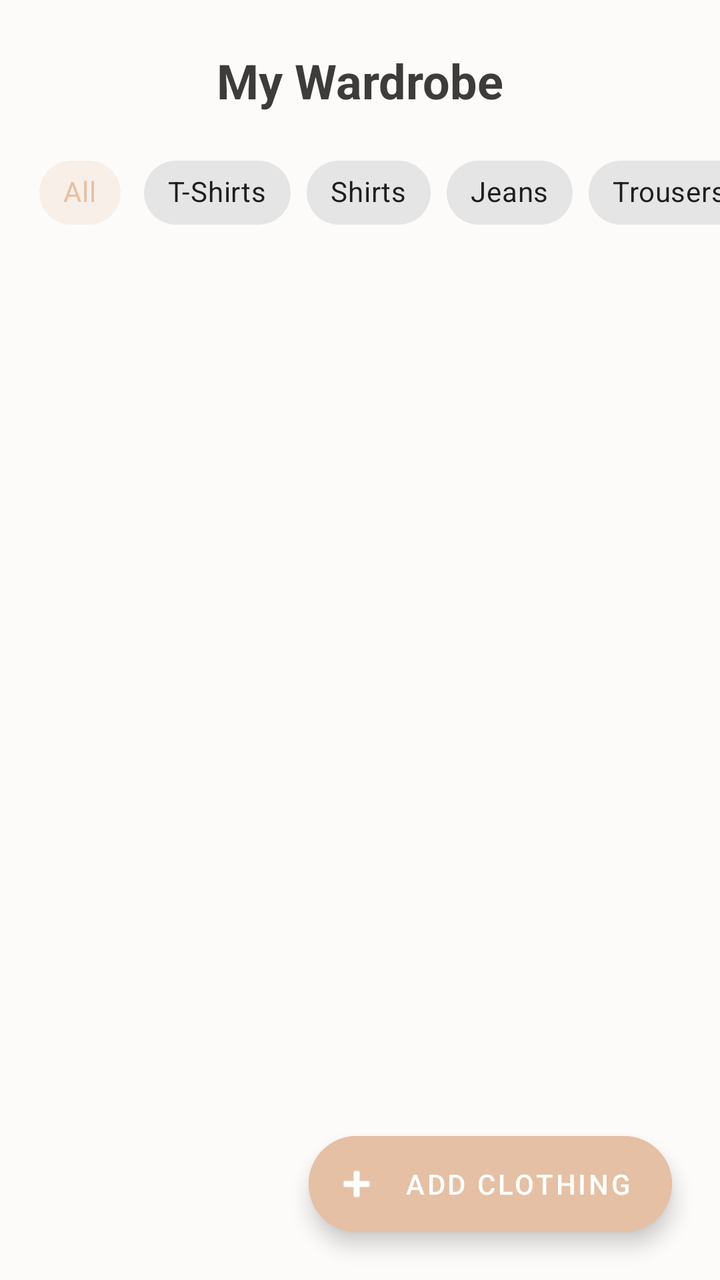
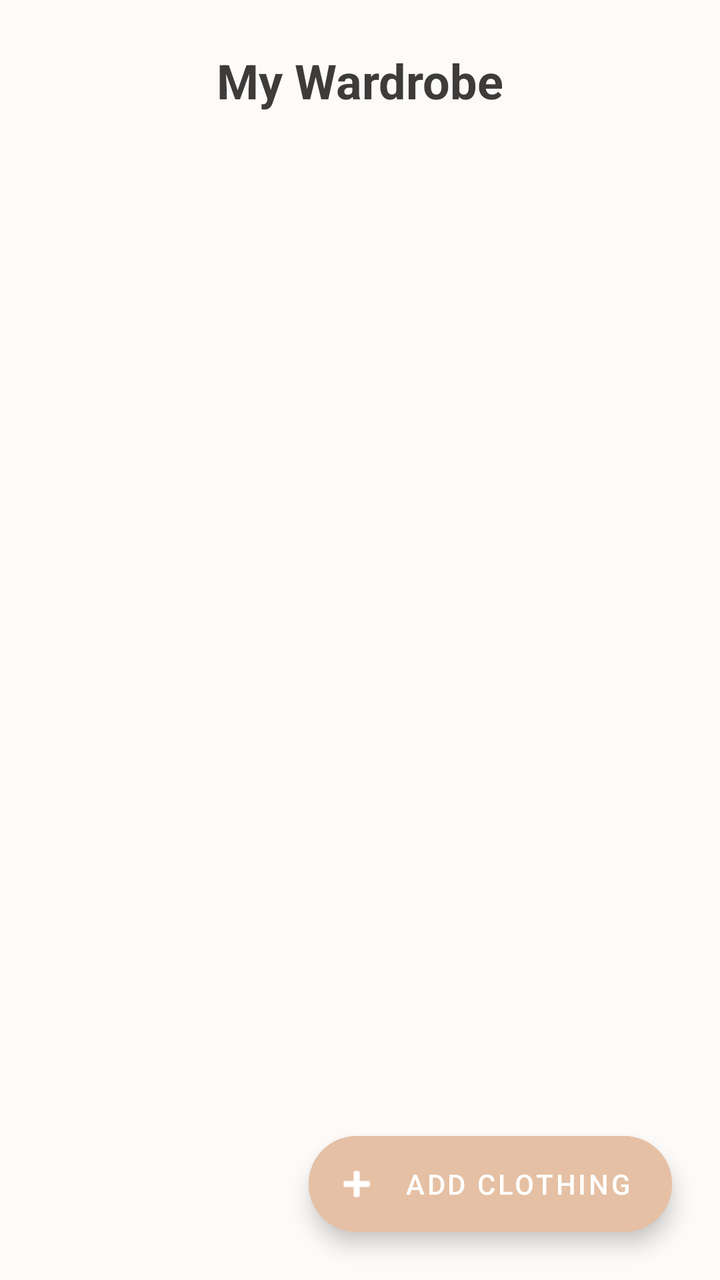

Screens rendered from an Android XML layout before and after an edit, with the pre-edit source and the edit as a unified diff.
<!-- AndroidManifest.xml: application theme Theme.OutfitStudio -->
<!-- res/layout/activity_wardrobe.xml -->
<?xml version="1.0" encoding="utf-8"?>
<androidx.constraintlayout.widget.ConstraintLayout xmlns:android="http://schemas.android.com/apk/res/android"
    xmlns:app="http://schemas.android.com/apk/res-auto"
    android:layout_width="match_parent"
    android:layout_height="match_parent"
    android:background="@color/background">

    <TextView
        android:id="@+id/tvWardrobeTitle"
        android:layout_width="wrap_content"
        android:layout_height="wrap_content"
        android:text="My Wardrobe"
        android:textSize="24sp"
        android:textStyle="bold"
        android:textColor="@color/on_background"
        android:layout_marginTop="24dp"
        app:layout_constraintTop_toTopOf="parent"
        app:layout_constraintStart_toStartOf="parent"
        app:layout_constraintEnd_toEndOf="parent" />

    <HorizontalScrollView
        android:id="@+id/svCategories"
        android:layout_width="match_parent"
        android:layout_height="wrap_content"
        android:scrollbars="none"
        android:layout_marginTop="16dp"
        app:layout_constraintTop_toBottomOf="@id/tvWardrobeTitle">
        
        <com.google.android.material.chip.ChipGroup
            android:id="@+id/cgCategories"
            android:layout_width="wrap_content"
            android:layout_height="wrap_content"
            app:singleSelection="true"
            app:selectionRequired="true"
            android:paddingHorizontal="16dp">
            
            <com.google.android.material.chip.Chip
                android:id="@+id/chipAll"
                style="@style/Widget.MaterialComponents.Chip.Choice"
                android:layout_width="wrap_content"
                android:layout_height="wrap_content"
                android:text="All"
                android:checked="true"/>
                
            <com.google.android.material.chip.Chip
                android:id="@+id/chipTShirts"
                style="@style/Widget.MaterialComponents.Chip.Choice"
                android:layout_width="wrap_content"
                android:layout_height="wrap_content"
                android:text="T-Shirts"/>
                
            <com.google.android.material.chip.Chip
                android:id="@+id/chipShirts"
                style="@style/Widget.MaterialComponents.Chip.Choice"
                android:layout_width="wrap_content"
                android:layout_height="wrap_content"
                android:text="Shirts"/>
                
            <com.google.android.material.chip.Chip
                android:id="@+id/chipJeans"
                style="@style/Widget.MaterialComponents.Chip.Choice"
                android:layout_width="wrap_content"
                android:layout_height="wrap_content"
                android:text="Jeans"/>
                
            <com.google.android.material.chip.Chip
                android:id="@+id/chipTrousers"
                style="@style/Widget.MaterialComponents.Chip.Choice"
                android:layout_width="wrap_content"
                android:layout_height="wrap_content"
                android:text="Trousers"/>
                
            <com.google.android.material.chip.Chip
                android:id="@+id/chipSneakers"
                style="@style/Widget.MaterialComponents.Chip.Choice"
                android:layout_width="wrap_content"
                android:layout_height="wrap_content"
                android:text="Sneakers"/>
                
            <com.google.android.material.chip.Chip
                android:id="@+id/chipSlippers"
                style="@style/Widget.MaterialComponents.Chip.Choice"
                android:layout_width="wrap_content"
                android:layout_height="wrap_content"
                android:text="Slippers"/>
                
            <com.google.android.material.chip.Chip
                android:id="@+id/chipSandals"
                style="@style/Widget.MaterialComponents.Chip.Choice"
                android:layout_width="wrap_content"
                android:layout_height="wrap_content"
                android:text="Sandals"/>
                
            <com.google.android.material.chip.Chip
                android:id="@+id/chipSportsShoes"
                style="@style/Widget.MaterialComponents.Chip.Choice"
                android:layout_width="wrap_content"
                android:layout_height="wrap_content"
                android:text="Sports shoes"/>
                
            <com.google.android.material.chip.Chip
                android:id="@+id/chipFormalShoes"
                style="@style/Widget.MaterialComponents.Chip.Choice"
                android:layout_width="wrap_content"
                android:layout_height="wrap_content"
                android:text="Formal Shoes"/>
                
            <com.google.android.material.chip.Chip
                android:id="@+id/chipHeels"
                style="@style/Widget.MaterialComponents.Chip.Choice"
                android:layout_width="wrap_content"
                android:layout_height="wrap_content"
                android:text="Heels"/>
                
            <com.google.android.material.chip.Chip
                android:id="@+id/chipCrocs"
                style="@style/Widget.MaterialComponents.Chip.Choice"
                android:layout_width="wrap_content"
                android:layout_height="wrap_content"
                android:text="Crocs"/>
                
            <com.google.android.material.chip.Chip
                android:id="@+id/chipJackets"
                style="@style/Widget.MaterialComponents.Chip.Choice"
                android:layout_width="wrap_content"
                android:layout_height="wrap_content"
                android:text="Jackets"/>
                

        </com.google.android.material.chip.ChipGroup>
    </HorizontalScrollView>

    <androidx.recyclerview.widget.RecyclerView
        android:id="@+id/rvWardrobe"
        android:layout_width="match_parent"
        android:layout_height="0dp"
        android:padding="8dp"
        android:clipToPadding="false"
        app:layout_constraintTop_toBottomOf="@id/svCategories"
        app:layout_constraintBottom_toBottomOf="parent" />

    <LinearLayout
        android:id="@+id/llEmptyState"
        android:layout_width="match_parent"
        android:layout_height="wrap_content"
        android:orientation="vertical"
        android:gravity="center"
        android:visibility="gone"
        app:layout_constraintTop_toBottomOf="@id/svCategories"
        app:layout_constraintBottom_toBottomOf="parent">
        
        <TextView
            android:layout_width="wrap_content"
            android:layout_height="wrap_content"
            android:text="Your wardrobe is empty."
            android:textSize="18sp"
            android:textColor="@color/text_hint" />
    </LinearLayout>

    <ProgressBar
        android:id="@+id/progressBar"
        android:layout_width="wrap_content"
        android:layout_height="wrap_content"
        android:visibility="gone"
        app:layout_constraintTop_toTopOf="parent"
        app:layout_constraintBottom_toBottomOf="parent"
        app:layout_constraintStart_toStartOf="parent"
        app:layout_constraintEnd_toEndOf="parent" />

    <com.google.android.material.floatingactionbutton.ExtendedFloatingActionButton
        android:id="@+id/fabAddClothing"
        android:layout_width="wrap_content"
        android:layout_height="wrap_content"
        android:text="Add Clothing"
        app:icon="@android:drawable/ic_input_add"
        android:textColor="@color/on_primary"
        android:backgroundTint="@color/primary"
        app:layout_constraintBottom_toBottomOf="parent"
        app:layout_constraintEnd_toEndOf="parent"
        android:layout_margin="24dp" />

</androidx.constraintlayout.widget.ConstraintLayout>
<!-- resources referenced by this layout -->
<resources>
  <color name="background">#FDFBF9</color>
  <color name="on_background">#3E3C3A</color>
  <color name="on_primary">#FFFFFF</color>
  <color name="primary">#E5C0A4</color>
  <color name="text_hint">#A09D9B</color>
  <style name="Theme.OutfitStudio" parent="Theme.MaterialComponents.Light.NoActionBar">
          <item name="android:textColor">@color/on_background</item>
          <item name="android:textColorHint">@color/text_hint</item>
          
          <item name="colorPrimary">@color/primary</item>
          <item name="colorPrimaryVariant">@color/primary_variant</item>
          <item name="colorOnPrimary">@color/on_primary</item>
          
          <item name="colorSecondary">@color/primary</item>
          <item name="colorSecondaryVariant">@color/primary_variant</item>
          <item name="colorOnSecondary">@color/on_primary</item>
          
          <item name="android:colorBackground">@color/background</item>
          <item name="colorSurface">@color/surface</item>
          
          <item name="android:statusBarColor">@color/background</item>
          <item name="android:windowLightStatusBar">true</item>
      </style>
  <color name="primary_variant">#D8A58B</color>
  <color name="surface">#FFFFFF</color>
</resources>

<!-- the commit's change to res/layout/activity_wardrobe.xml (unified diff, before → after) -->
@@ -34,99 +34,6 @@
             app:selectionRequired="true"
             android:paddingHorizontal="16dp">
             
-            <com.google.android.material.chip.Chip
-                android:id="@+id/chipAll"
-                style="@style/Widget.MaterialComponents.Chip.Choice"
-                android:layout_width="wrap_content"
-                android:layout_height="wrap_content"
-                android:text="All"
-                android:checked="true"/>
-                
-            <com.google.android.material.chip.Chip
-                android:id="@+id/chipTShirts"
-                style="@style/Widget.MaterialComponents.Chip.Choice"
-                android:layout_width="wrap_content"
-                android:layout_height="wrap_content"
-                android:text="T-Shirts"/>
-                
-            <com.google.android.material.chip.Chip
-                android:id="@+id/chipShirts"
-                style="@style/Widget.MaterialComponents.Chip.Choice"
-                android:layout_width="wrap_content"
-                android:layout_height="wrap_content"
-                android:text="Shirts"/>
-                
-            <com.google.android.material.chip.Chip
-                android:id="@+id/chipJeans"
-                style="@style/Widget.MaterialComponents.Chip.Choice"
-                android:layout_width="wrap_content"
-                android:layout_height="wrap_content"
-                android:text="Jeans"/>
-                
-            <com.google.android.material.chip.Chip
-                android:id="@+id/chipTrousers"
-                style="@style/Widget.MaterialComponents.Chip.Choice"
-                android:layout_width="wrap_content"
-                android:layout_height="wrap_content"
-                android:text="Trousers"/>
-                
-            <com.google.android.material.chip.Chip
-                android:id="@+id/chipSneakers"
-                style="@style/Widget.MaterialComponents.Chip.Choice"
-                android:layout_width="wrap_content"
-                android:layout_height="wrap_content"
-                android:text="Sneakers"/>
-                
-            <com.google.android.material.chip.Chip
-                android:id="@+id/chipSlippers"
-                style="@style/Widget.MaterialComponents.Chip.Choice"
-                android:layout_width="wrap_content"
-                android:layout_height="wrap_content"
-                android:text="Slippers"/>
-                
-            <com.google.android.material.chip.Chip
-                android:id="@+id/chipSandals"
-                style="@style/Widget.MaterialComponents.Chip.Choice"
-                android:layout_width="wrap_content"
-                android:layout_height="wrap_content"
-                android:text="Sandals"/>
-                
-            <com.google.android.material.chip.Chip
-                android:id="@+id/chipSportsShoes"
-                style="@style/Widget.MaterialComponents.Chip.Choice"
-                android:layout_width="wrap_content"
-                android:layout_height="wrap_content"
-                android:text="Sports shoes"/>
-                
-            <com.google.android.material.chip.Chip
-                android:id="@+id/chipFormalShoes"
-                style="@style/Widget.MaterialComponents.Chip.Choice"
-                android:layout_width="wrap_content"
-                android:layout_height="wrap_content"
-                android:text="Formal Shoes"/>
-                
-            <com.google.android.material.chip.Chip
-                android:id="@+id/chipHeels"
-                style="@style/Widget.MaterialComponents.Chip.Choice"
-                android:layout_width="wrap_content"
-                android:layout_height="wrap_content"
-                android:text="Heels"/>
-                
-            <com.google.android.material.chip.Chip
-                android:id="@+id/chipCrocs"
-                style="@style/Widget.MaterialComponents.Chip.Choice"
-                android:layout_width="wrap_content"
-                android:layout_height="wrap_content"
-                android:text="Crocs"/>
-                
-            <com.google.android.material.chip.Chip
-                android:id="@+id/chipJackets"
-                style="@style/Widget.MaterialComponents.Chip.Choice"
-                android:layout_width="wrap_content"
-                android:layout_height="wrap_content"
-                android:text="Jackets"/>
-                
-
         </com.google.android.material.chip.ChipGroup>
     </HorizontalScrollView>
 
